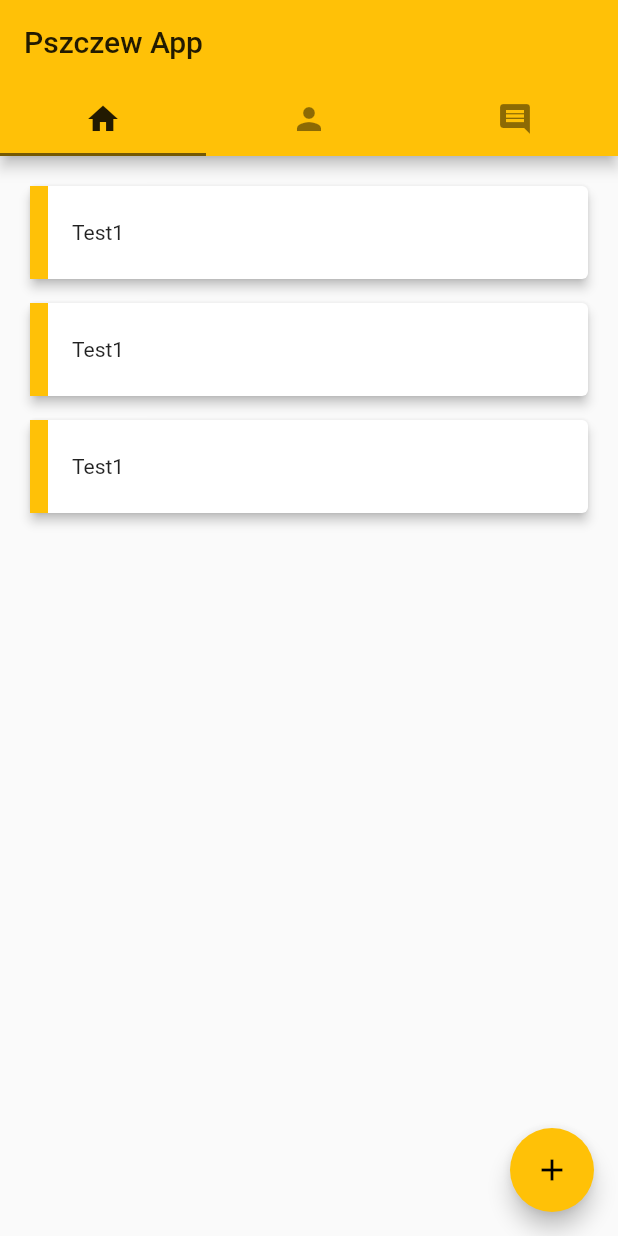
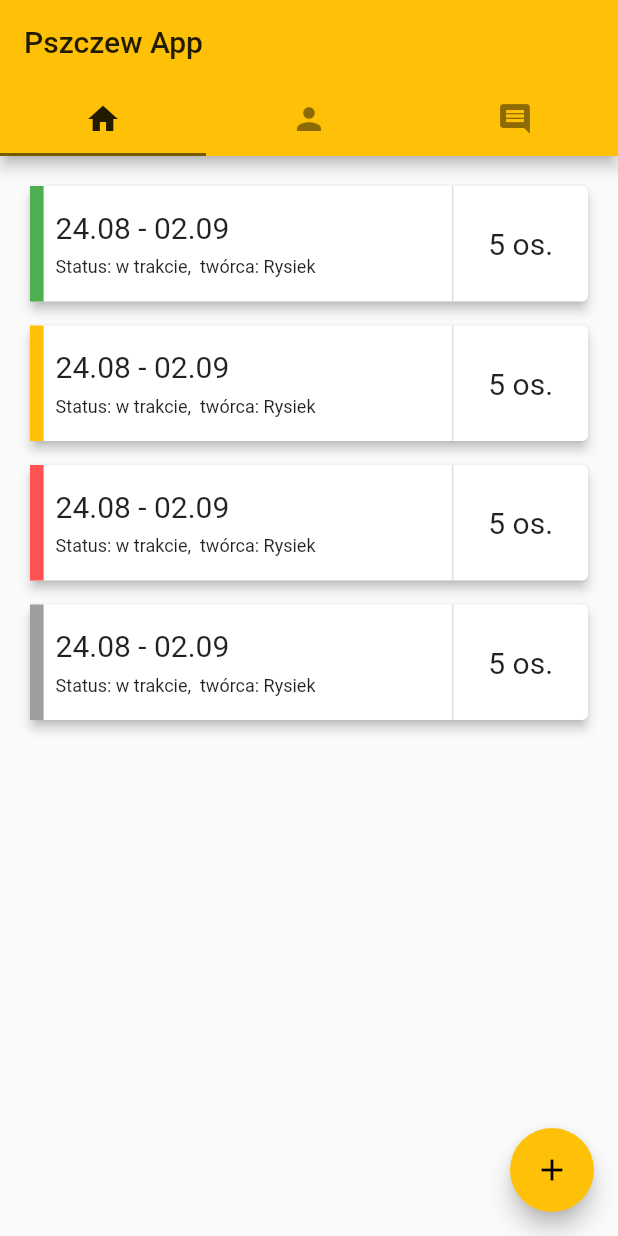
Before and after one commit to PrzemyslawPolrolniczak/PszczewHouseApp, a Flutter app: the screen it shows after launch, on a phone screen of 412 x 824 dp. Run offline on Flutter 3.47's test engine with Material 2 defaults, Android fonts, the phone set to English and light mode, and no system bars.

Commit message:
add: tile component

```diff
--- /dev/null
+++ b/lib/consts.dart
@@ -0,0 +1 @@
+enum Status { open, ongoing, past, private }
--- a/lib/main.dart
+++ b/lib/main.dart
@@ -1,5 +1,6 @@
 import 'package:flutter/material.dart';
 
+import './consts.dart';
 import './widgets/tile.dart';
 
 void main() {
@@ -60,7 +61,12 @@ class _MyHomePageState extends State<MyHomePage> {
               margin: EdgeInsets.all(16.0),
               child: Column(
                 crossAxisAlignment: CrossAxisAlignment.stretch,
-                children: [Tile(), Tile(), Tile()],
+                children: [
+                  Tile(status: Status.open),
+                  Tile(status: Status.ongoing),
+                  Tile(status: Status.private),
+                  Tile(status: Status.past)
+                ],
               ),
             ),
             Text('Test2'),
--- a/lib/widgets/tile.dart
+++ b/lib/widgets/tile.dart
@@ -1,21 +1,89 @@
 import 'package:flutter/material.dart';
 
+import '../consts.dart';
+
 class Tile extends StatelessWidget {
+  Tile({@required this.status});
+
+  final Status status;
+
+  get getStatusColor {
+    switch (status) {
+      case Status.open:
+        {
+          return Colors.green;
+        }
+      case Status.ongoing:
+        {
+          return Colors.amber;
+        }
+      case Status.private:
+        {
+          return Colors.redAccent;
+        }
+      case Status.past:
+        {
+          return Colors.grey;
+        }
+    }
+  }
+
   @override
   Widget build(BuildContext context) {
     return Container(
-      height: 70,
+      height: 85,
       margin: EdgeInsets.only(bottom: 8),
       child: Card(
         elevation: 3,
         child: Row(
           children: [
-            Container(
-              height: double.infinity,
-              width: 12,
-              color: Colors.amber,
+            Flexible(
+              flex: 1,
+              fit: FlexFit.loose,
+              child: Container(
+                height: double.infinity,
+                width: 16,
+                color: getStatusColor,
+              ),
             ),
-            Container(padding: EdgeInsets.all(16), child: Text('Test1')),
+            Flexible(
+              flex: 30,
+              child: Container(
+                  padding: EdgeInsets.symmetric(vertical: 16, horizontal: 8),
+                  child: Column(
+                      crossAxisAlignment: CrossAxisAlignment.start,
+                      children: [
+                        Container(
+                          margin: EdgeInsets.only(bottom: 8),
+                          child: Text(
+                            '24.08 - 02.09',
+                            style: TextStyle(fontSize: 20),
+                          ),
+                        ),
+                        Row(
+                          children: [
+                            Text(
+                              "Status: w trakcie,  twórca: Rysiek",
+                              style: TextStyle(fontSize: 12),
+                            )
+                          ],
+                        ),
+                      ])),
+            ),
+            Flexible(
+              flex: 10,
+              child: Container(
+                  height: double.infinity,
+                  child: Text(
+                    '5 os.',
+                    style: TextStyle(fontSize: 20),
+                  ),
+                  alignment: Alignment.center,
+                  decoration: BoxDecoration(
+                    border: Border(
+                        left: BorderSide(color: Colors.grey[300], width: 1)),
+                  )),
+            )
           ],
         ),
       ),
```
